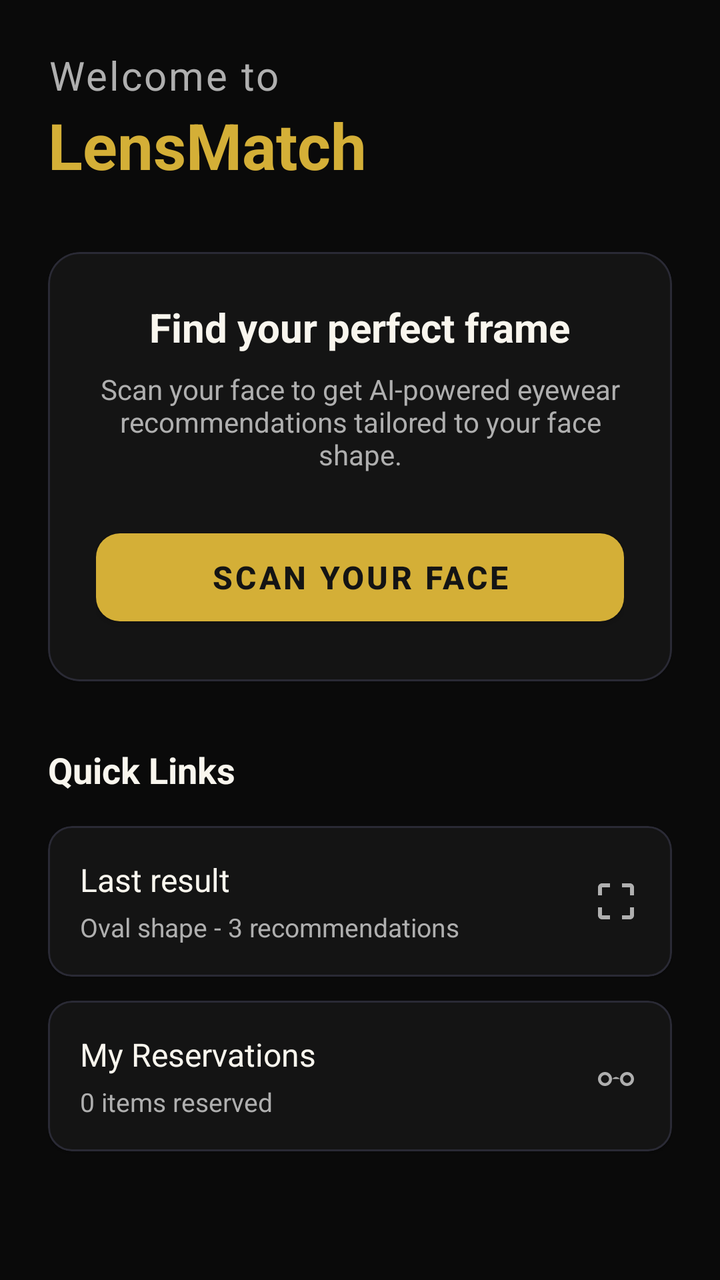
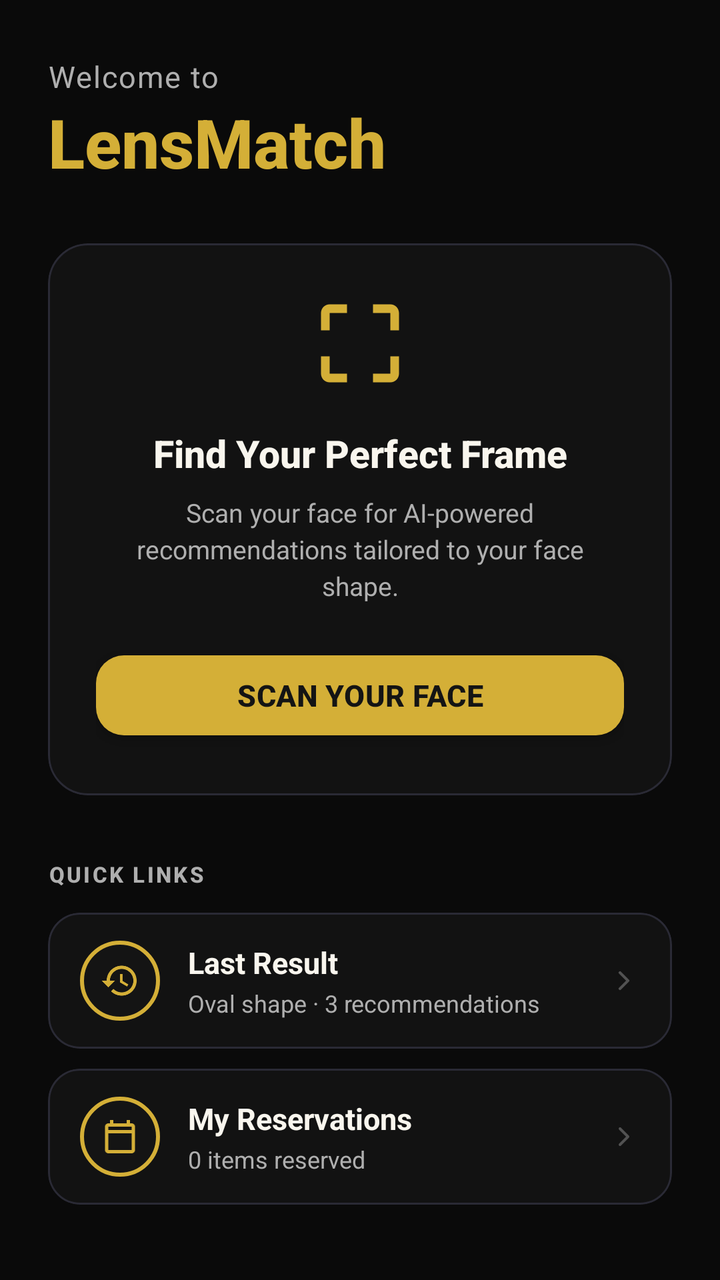

Before-and-after screenshots of an Android layout around one commit, followed by the original layout XML and the change that was made.
<!-- AndroidManifest.xml: application theme Theme.LensMatch -->
<!-- res/layout/fragment_home.xml -->
<?xml version="1.0" encoding="utf-8"?>
<ScrollView xmlns:android="http://schemas.android.com/apk/res/android"
    xmlns:app="http://schemas.android.com/apk/res-auto"
    android:layout_width="match_parent"
    android:layout_height="match_parent"
    android:background="@color/bgPrimary"
    android:fillViewport="true">

    <LinearLayout
        android:layout_width="match_parent"
        android:layout_height="wrap_content"
        android:orientation="vertical"
        android:padding="24dp">

        <TextView
            android:layout_width="wrap_content"
            android:layout_height="wrap_content"
            android:text="Welcome to"
            android:textColor="@color/textSecondary"
            android:textSize="20sp"
            android:letterSpacing="0.05" />

        <TextView
            android:layout_width="wrap_content"
            android:layout_height="wrap_content"
            android:text="LensMatch"
            android:textColor="@color/accentGold"
            android:textSize="32sp"
            android:textStyle="bold" />

        
        <com.google.android.material.card.MaterialCardView
            android:layout_width="match_parent"
            android:layout_height="wrap_content"
            android:layout_marginTop="32dp"
            app:cardBackgroundColor="@color/bgCard"
            app:cardCornerRadius="16dp"
            app:strokeColor="@color/borderCard"
            app:strokeWidth="1dp">

            <LinearLayout
                android:layout_width="match_parent"
                android:layout_height="wrap_content"
                android:orientation="vertical"
                android:padding="24dp"
                android:gravity="center_horizontal">

                <TextView
                    android:layout_width="wrap_content"
                    android:layout_height="wrap_content"
                    android:text="Find your perfect frame"
                    android:textColor="@color/textPrimary"
                    android:textSize="20sp"
                    android:textStyle="bold" />

                <TextView
                    android:layout_width="wrap_content"
                    android:layout_height="wrap_content"
                    android:layout_marginTop="8dp"
                    android:text="Scan your face to get AI-powered eyewear recommendations tailored to your face shape."
                    android:textColor="@color/textSecondary"
                    android:textSize="14sp"
                    android:gravity="center" />

                <com.google.android.material.button.MaterialButton
                    android:id="@+id/btn_scan_face"
                    android:layout_width="match_parent"
                    android:layout_height="56dp"
                    android:layout_marginTop="24dp"
                    android:text="Scan your face"
                    android:textColor="@color/bgCard"
                    android:textSize="16sp"
                    android:textStyle="bold"
                    app:backgroundTint="@color/accentGold"
                    app:cornerRadius="12dp" />
            </LinearLayout>
        </com.google.android.material.card.MaterialCardView>

        <TextView
            android:layout_width="wrap_content"
            android:layout_height="wrap_content"
            android:layout_marginTop="32dp"
            android:text="Quick Links"
            android:textColor="@color/textPrimary"
            android:textSize="18sp"
            android:textStyle="bold" />

        
        <com.google.android.material.card.MaterialCardView
            android:id="@+id/card_last_result"
            android:layout_width="match_parent"
            android:layout_height="wrap_content"
            android:layout_marginTop="16dp"
            app:cardBackgroundColor="@color/bgCard"
            app:cardCornerRadius="12dp"
            app:strokeColor="@color/borderCard"
            app:strokeWidth="1dp">

            <LinearLayout
                android:layout_width="match_parent"
                android:layout_height="wrap_content"
                android:orientation="horizontal"
                android:padding="16dp"
                android:gravity="center_vertical">

                <LinearLayout
                    android:layout_width="0dp"
                    android:layout_height="wrap_content"
                    android:layout_weight="1"
                    android:orientation="vertical">

                    <TextView
                        android:layout_width="wrap_content"
                        android:layout_height="wrap_content"
                        android:text="Last result"
                        android:textColor="@color/textPrimary"
                        android:textSize="16sp" />

                    <TextView
                        android:id="@+id/tv_last_result_subtitle"
                        android:layout_width="wrap_content"
                        android:layout_height="wrap_content"
                        android:layout_marginTop="4dp"
                        android:text="Oval shape - 3 recommendations"
                        android:textColor="@color/textSecondary"
                        android:textSize="13sp" />
                </LinearLayout>

                <ImageView
                    android:layout_width="24dp"
                    android:layout_height="24dp"
                    android:src="@drawable/ic_scan"
                    app:tint="@color/textSecondary" />
            </LinearLayout>
        </com.google.android.material.card.MaterialCardView>

        
        <com.google.android.material.card.MaterialCardView
            android:id="@+id/card_my_reservations"
            android:layout_width="match_parent"
            android:layout_height="wrap_content"
            android:layout_marginTop="12dp"
            app:cardBackgroundColor="@color/bgCard"
            app:cardCornerRadius="12dp"
            app:strokeColor="@color/borderCard"
            app:strokeWidth="1dp">

            <LinearLayout
                android:layout_width="match_parent"
                android:layout_height="wrap_content"
                android:orientation="horizontal"
                android:padding="16dp"
                android:gravity="center_vertical">

                <LinearLayout
                    android:layout_width="0dp"
                    android:layout_height="wrap_content"
                    android:layout_weight="1"
                    android:orientation="vertical">

                    <TextView
                        android:layout_width="wrap_content"
                        android:layout_height="wrap_content"
                        android:text="My Reservations"
                        android:textColor="@color/textPrimary"
                        android:textSize="16sp" />

                    <TextView
                        android:id="@+id/tv_reservations_count"
                        android:layout_width="wrap_content"
                        android:layout_height="wrap_content"
                        android:layout_marginTop="4dp"
                        android:text="0 items reserved"
                        android:textColor="@color/textSecondary"
                        android:textSize="13sp" />
                </LinearLayout>

                <ImageView
                    android:layout_width="24dp"
                    android:layout_height="24dp"
                    android:src="@drawable/ic_eyeglasses"
                    app:tint="@color/textSecondary" />
            </LinearLayout>
        </com.google.android.material.card.MaterialCardView>

    </LinearLayout>
</ScrollView>
<!-- resources referenced by this layout -->
<resources>
  <color name="accentGold">#D4AF37</color>
  <color name="bgCard">#141414</color>
  <color name="bgPrimary">#0A0A0A</color>
  <color name="borderCard">#2A2A35</color>
  <color name="textPrimary">#F9F6EE</color>
  <color name="textSecondary">#AFAFAF</color>
  <!-- drawable ic_eyeglasses (drawable) -->
  <vector xmlns:android="http://schemas.android.com/apk/res/android"
      android:width="24dp"
      android:height="24dp"
      android:viewportWidth="24"
      android:viewportHeight="24">
    <path
        android:fillColor="#FFFFFFFF"
        android:pathData="M6.5,10C4.57,10 3,11.57 3,13.5C3,15.43 4.57,17 6.5,17C8.43,17 10,15.43 10,13.5C10,11.57 8.43,10 6.5,10ZM6.5,15.5C5.4,15.5 4.5,14.6 4.5,13.5C4.5,12.4 5.4,11.5 6.5,11.5C7.6,11.5 8.5,12.4 8.5,13.5C8.5,14.6 7.6,15.5 6.5,15.5ZM17.5,10C15.57,10 14,11.57 14,13.5C14,15.43 15.57,17 17.5,17C19.43,17 21,15.43 21,13.5C21,11.57 19.43,10 17.5,10ZM17.5,15.5C16.4,15.5 15.5,14.6 15.5,13.5C15.5,12.4 16.4,11.5 17.5,11.5C18.6,11.5 19.5,12.4 19.5,13.5C19.5,14.6 18.6,15.5 17.5,15.5ZM10,13.5C10,13.5 11,12.5 12,12.5C13,12.5 14,13.5 14,13.5"/>
  </vector>
  <!-- drawable ic_scan (drawable) -->
  <vector xmlns:android="http://schemas.android.com/apk/res/android"
      android:width="24dp"
      android:height="24dp"
      android:viewportWidth="24"
      android:viewportHeight="24">
    <path
        android:fillColor="#FFFFFFFF"
        android:pathData="M3,5v4h2V5h4V3H5c-1.1,0 -2,0.9 -2,2zm2,10H3v4c0,1.1 0.9,2 2,2h4v-2H5v-4zm14,4h-4v2h4c1.1,0 2,-0.9 2,-2v-4h-2v4zm0,-14h-4V3h4c1.1,0 2,0.9 2,2v4h-2V5z"/>
  </vector>
  <style name="Theme.LensMatch" parent="Theme.MaterialComponents.DayNight.NoActionBar">
          <item name="colorPrimary">@color/accentGold</item>
          <item name="colorPrimaryVariant">@color/accentGold</item>
          <item name="colorOnPrimary">@color/bgCard</item>
          <item name="colorSecondary">@color/accentGold</item>
          <item name="colorSecondaryVariant">@color/accentGold</item>
          <item name="colorOnSecondary">@color/bgCard</item>
          <item name="android:statusBarColor">@color/bgPrimary</item>
          <item name="android:windowBackground">@color/bgPrimary</item>
          <item name="android:textColorPrimary">@color/textPrimary</item>
          <item name="android:textColorSecondary">@color/textSecondary</item>
          <item name="bottomNavigationStyle">@style/Widget.LensMatch.BottomNavigationView</item>
      </style>
  <style name="Widget.LensMatch.BottomNavigationView" parent="Widget.MaterialComponents.BottomNavigationView">
          <item name="backgroundTint">@color/bgCard</item>
          <item name="itemIconTint">@color/bottom_nav_color</item>
          <item name="itemTextColor">@color/bottom_nav_color</item>
          <item name="elevation">8dp</item>
      </style>
</resources>

<!-- the commit's change to res/layout/fragment_home.xml (unified diff, before → after) -->
@@ -4,39 +4,46 @@
     android:layout_width="match_parent"
     android:layout_height="match_parent"
     android:background="@color/bgPrimary"
-    android:fillViewport="true">
+    android:fillViewport="true"
+    android:scrollbars="none">
 
     <LinearLayout
         android:layout_width="match_parent"
         android:layout_height="wrap_content"
         android:orientation="vertical"
-        android:padding="24dp">
-
+        android:paddingHorizontal="24dp"
+        android:paddingTop="28dp"
+        android:paddingBottom="32dp">
+
+        
         <TextView
             android:layout_width="wrap_content"
             android:layout_height="wrap_content"
             android:text="Welcome to"
             android:textColor="@color/textSecondary"
-            android:textSize="20sp"
-            android:letterSpacing="0.05" />
+            android:textSize="15sp"
+            android:letterSpacing="0.04"
+            android:fontFamily="sans-serif" />
 
         <TextView
             android:layout_width="wrap_content"
             android:layout_height="wrap_content"
             android:text="LensMatch"
             android:textColor="@color/accentGold"
-            android:textSize="32sp"
-            android:textStyle="bold" />
+            android:textSize="34sp"
+            android:textStyle="bold"
+            android:fontFamily="sans-serif-medium"
+            android:layout_marginBottom="28dp" />
 
         
         <com.google.android.material.card.MaterialCardView
             android:layout_width="match_parent"
             android:layout_height="wrap_content"
-            android:layout_marginTop="32dp"
-            app:cardBackgroundColor="@color/bgCard"
-            app:cardCornerRadius="16dp"
+            app:cardBackgroundColor="#121212"
+            app:cardCornerRadius="20dp"
             app:strokeColor="@color/borderCard"
-            app:strokeWidth="1dp">
+            app:strokeWidth="1dp"
+            app:cardElevation="0dp">
 
             <LinearLayout
                 android:layout_width="match_parent"
@@ -45,92 +52,122 @@
                 android:padding="24dp"
                 android:gravity="center_horizontal">
 
+                <ImageView
+                    android:layout_width="52dp"
+                    android:layout_height="52dp"
+                    android:src="@drawable/ic_scan"
+                    app:tint="@color/accentGold"
+                    android:layout_marginBottom="16dp" />
+
                 <TextView
                     android:layout_width="wrap_content"
                     android:layout_height="wrap_content"
-                    android:text="Find your perfect frame"
+                    android:text="Find Your Perfect Frame"
                     android:textColor="@color/textPrimary"
-                    android:textSize="20sp"
-                    android:textStyle="bold" />
+                    android:textSize="19sp"
+                    android:textStyle="bold"
+                    android:fontFamily="sans-serif-medium"
+                    android:gravity="center" />
 
                 <TextView
                     android:layout_width="wrap_content"
                     android:layout_height="wrap_content"
                     android:layout_marginTop="8dp"
-                    android:text="Scan your face to get AI-powered eyewear recommendations tailored to your face shape."
+                    android:text="Scan your face for AI-powered recommendations tailored to your face shape."
                     android:textColor="@color/textSecondary"
-                    android:textSize="14sp"
-                    android:gravity="center" />
+                    android:textSize="13sp"
+                    android:gravity="center"
+                    android:lineSpacingExtra="3dp" />
 
                 <com.google.android.material.button.MaterialButton
                     android:id="@+id/btn_scan_face"
                     android:layout_width="match_parent"
-                    android:layout_height="56dp"
-                    android:layout_marginTop="24dp"
-                    android:text="Scan your face"
+                    android:layout_height="52dp"
+                    android:layout_marginTop="20dp"
+                    android:text="Scan Your Face"
                     android:textColor="@color/bgCard"
-                    android:textSize="16sp"
+                    android:textSize="15sp"
                     android:textStyle="bold"
+                    android:letterSpacing="0.01"
                     app:backgroundTint="@color/accentGold"
-                    app:cornerRadius="12dp" />
+                    app:cornerRadius="14dp" />
             </LinearLayout>
         </com.google.android.material.card.MaterialCardView>
 
+        
         <TextView
             android:layout_width="wrap_content"
             android:layout_height="wrap_content"
             android:layout_marginTop="32dp"
-            android:text="Quick Links"
-            android:textColor="@color/textPrimary"
-            android:textSize="18sp"
-            android:textStyle="bold" />
+            android:layout_marginBottom="12dp"
+            android:text="QUICK LINKS"
+            android:textColor="@color/textSecondary"
+            android:textSize="11sp"
+            android:textStyle="bold"
+            android:letterSpacing="0.10"
+            android:fontFamily="sans-serif-medium" />
 
         
         <com.google.android.material.card.MaterialCardView
             android:id="@+id/card_last_result"
             android:layout_width="match_parent"
             android:layout_height="wrap_content"
-            android:layout_marginTop="16dp"
-            app:cardBackgroundColor="@color/bgCard"
-            app:cardCornerRadius="12dp"
+            app:cardBackgroundColor="#121212"
+            app:cardCornerRadius="16dp"
             app:strokeColor="@color/borderCard"
-            app:strokeWidth="1dp">
+            app:strokeWidth="1dp"
+            app:cardElevation="0dp">
 
             <LinearLayout
                 android:layout_width="match_parent"
                 android:layout_height="wrap_content"
                 android:orientation="horizontal"
-                android:padding="16dp"
+                android:paddingHorizontal="16dp"
+                android:paddingVertical="14dp"
                 android:gravity="center_vertical">
+
+                <FrameLayout
+                    android:layout_width="40dp"
+                    android:layout_height="40dp"
+                    android:background="@drawable/bg_avatar_circle">
+                    <ImageView
+                        android:layout_width="20dp"
+                        android:layout_height="20dp"
+                        android:layout_gravity="center"
+                        android:src="@drawable/ic_history"
+                        app:tint="@color/accentGold" />
+                </FrameLayout>
 
                 <LinearLayout
                     android:layout_width="0dp"
                     android:layout_height="wrap_content"
                     android:layout_weight="1"
+                    android:layout_marginStart="14dp"
                     android:orientation="vertical">
 
                     <TextView
                         android:layout_width="wrap_content"
                         android:layout_height="wrap_content"
-                        android:text="Last result"
+                        android:text="Last Result"
                         android:textColor="@color/textPrimary"
-                        android:textSize="16sp" />
+                        android:textSize="15sp"
+                        android:textStyle="bold" />
 
                     <TextView
                         android:id="@+id/tv_last_result_subtitle"
                         android:layout_width="wrap_content"
                         android:layout_height="wrap_content"
-                        android:layout_marginTop="4dp"
-                        android:text="Oval shape - 3 recommendations"
+                        android:layout_marginTop="2dp"
+                        android:text="Oval shape · 3 recommendations"
                         android:textColor="@color/textSecondary"
-                        android:textSize="13sp" />
+                        android:textSize="12sp" />
                 </LinearLayout>
 
                 <ImageView
-                    android:layout_width="24dp"
-                    android:layout_height="24dp"
-                    android:src="@drawable/ic_scan"
-                    app:tint="@color/textSecondary" />
+                    android:layout_width="16dp"
+                    android:layout_height="16dp"
+                    android:src="@drawable/ic_chevron_right"
+                    app:tint="#44FFFFFF" />
             </LinearLayout>
         </com.google.android.material.card.MaterialCardView>
 
@@ -139,23 +176,38 @@
             android:id="@+id/card_my_reservations"
             android:layout_width="match_parent"
             android:layout_height="wrap_content"
-            android:layout_marginTop="12dp"
-            app:cardBackgroundColor="@color/bgCard"
-            app:cardCornerRadius="12dp"
+            android:layout_marginTop="10dp"
+            app:cardBackgroundColor="#121212"
+            app:cardCornerRadius="16dp"
             app:strokeColor="@color/borderCard"
-            app:strokeWidth="1dp">
+            app:strokeWidth="1dp"
+            app:cardElevation="0dp">
 
             <LinearLayout
                 android:layout_width="match_parent"
                 android:layout_height="wrap_content"
                 android:orientation="horizontal"
-                android:padding="16dp"
+                android:paddingHorizontal="16dp"
+                android:paddingVertical="14dp"
                 android:gravity="center_vertical">
+
+                <FrameLayout
+                    android:layout_width="40dp"
+                    android:layout_height="40dp"
+                    android:background="@drawable/bg_avatar_circle">
+                    <ImageView
+                        android:layout_width="20dp"
+                        android:layout_height="20dp"
+                        android:layout_gravity="center"
+                        android:src="@drawable/ic_calendar"
+                        app:tint="@color/accentGold" />
+                </FrameLayout>
 
                 <LinearLayout
                     android:layout_width="0dp"
                     android:layout_height="wrap_content"
                     android:layout_weight="1"
+                    android:layout_marginStart="14dp"
                     android:orientation="vertical">
 
                     <TextView
@@ -163,23 +215,24 @@
                         android:layout_height="wrap_content"
                         android:text="My Reservations"
                         android:textColor="@color/textPrimary"
-                        android:textSize="16sp" />
+                        android:textSize="15sp"
+                        android:textStyle="bold" />
 
                     <TextView
                         android:id="@+id/tv_reservations_count"
                         android:layout_width="wrap_content"
                         android:layout_height="wrap_content"
-                        android:layout_marginTop="4dp"
+                        android:layout_marginTop="2dp"
                         android:text="0 items reserved"
                         android:textColor="@color/textSecondary"
-                        android:textSize="13sp" />
+                        android:textSize="12sp" />
                 </LinearLayout>
 
                 <ImageView
-                    android:layout_width="24dp"
-                    android:layout_height="24dp"
-                    android:src="@drawable/ic_eyeglasses"
-                    app:tint="@color/textSecondary" />
+                    android:layout_width="16dp"
+                    android:layout_height="16dp"
+                    android:src="@drawable/ic_chevron_right"
+                    app:tint="#44FFFFFF" />
             </LinearLayout>
         </com.google.android.material.card.MaterialCardView>
 
<!-- resource entries referenced after the edit -->
@@ -6,7 +6,16 @@
   <color name="borderCard">#2A2A35</color>
   <color name="textPrimary">#F9F6EE</color>
   <color name="textSecondary">#AFAFAF</color>
-  <!-- drawable ic_eyeglasses (drawable) -->
+  <!-- drawable bg_avatar_circle (drawable) -->
+  <?xml version="1.0" encoding="utf-8"?>
+  <shape xmlns:android="http://schemas.android.com/apk/res/android"
+      android:shape="oval">
+      <solid android:color="@color/bgCard" />
+      <stroke
+          android:width="2dp"
+          android:color="@color/accentGold" />
+  </shape>
+  <!-- drawable ic_calendar (drawable) -->
   <vector xmlns:android="http://schemas.android.com/apk/res/android"
       android:width="24dp"
       android:height="24dp"
@@ -14,7 +23,31 @@
       android:viewportHeight="24">
     <path
         android:fillColor="#FFFFFFFF"
-        android:pathData="M6.5,10C4.57,10 3,11.57 3,13.5C3,15.43 4.57,17 6.5,17C8.43,17 10,15.43 10,13.5C10,11.57 8.43,10 6.5,10ZM6.5,15.5C5.4,15.5 4.5,14.6 4.5,13.5C4.5,12.4 5.4,11.5 6.5,11.5C7.6,11.5 8.5,12.4 8.5,13.5C8.5,14.6 7.6,15.5 6.5,15.5ZM17.5,10C15.57,10 14,11.57 14,13.5C14,15.43 15.57,17 17.5,17C19.43,17 21,15.43 21,13.5C21,11.57 19.43,10 17.5,10ZM17.5,15.5C16.4,15.5 15.5,14.6 15.5,13.5C15.5,12.4 16.4,11.5 17.5,11.5C18.6,11.5 19.5,12.4 19.5,13.5C19.5,14.6 18.6,15.5 17.5,15.5ZM10,13.5C10,13.5 11,12.5 12,12.5C13,12.5 14,13.5 14,13.5"/>
+        android:pathData="M19,4h-1V2h-2v2H8V2H6v2H5c-1.11,0 -1.99,0.9 -1.99,2L3,20c0,1.1 0.89,2 2,2h14c1.1,0 2,-0.9 2,-2V6c0,-1.1 -0.9,-2 -2,-2zm0,16H5V10h14v10zm0,-12H5V6h14v2z"/>
+  </vector>
+  <!-- drawable ic_chevron_right (drawable) -->
+  <?xml version="1.0" encoding="utf-8"?>
+  <vector xmlns:android="http://schemas.android.com/apk/res/android"
+      android:width="24dp"
+      android:height="24dp"
+      android:viewportWidth="24"
+      android:viewportHeight="24">
+      <path
+          android:strokeColor="#FFFFFF"
+          android:strokeWidth="2"
+          android:strokeLineCap="round"
+          android:strokeLineJoin="round"
+          android:pathData="M9,18L15,12L9,6"/>
+  </vector>
+  <!-- drawable ic_history (drawable) -->
+  <vector xmlns:android="http://schemas.android.com/apk/res/android"
+      android:width="24dp"
+      android:height="24dp"
+      android:viewportWidth="24"
+      android:viewportHeight="24">
+    <path
+        android:fillColor="#FFFFFFFF"
+        android:pathData="M13,3c-4.97,0 -9,4.03 -9,9H1l3.89,3.89 0.07,0.14L9,12H6c0,-3.87 3.13,-7 7,-7s7,3.13 7,7 -3.13,7 -7,7c-1.93,0 -3.68,-0.79 -4.94,-2.06l-1.42,1.42C8.27,19.99 10.51,21 13,21c4.97,0 9,-4.03 9,-9s-4.03,-9 -9,-9zm-1,5v5l4.25,2.52 0.77,-1.28 -3.52,-2.09V8z"/>
   </vector>
   <!-- drawable ic_scan (drawable) -->
   <vector xmlns:android="http://schemas.android.com/apk/res/android"
